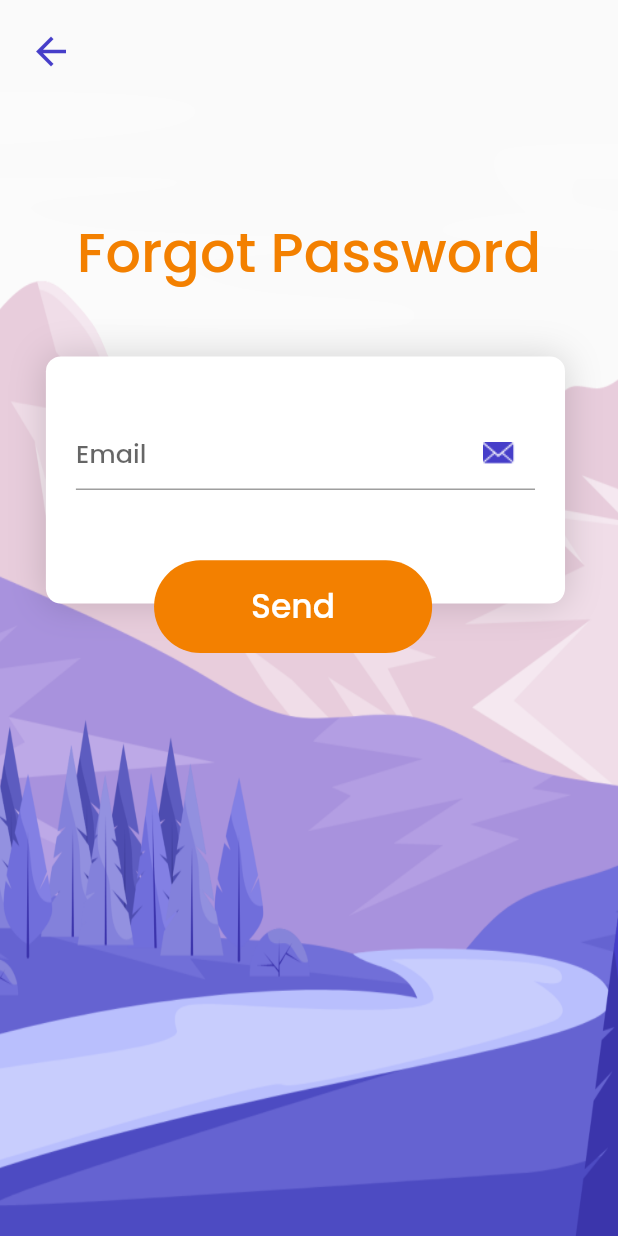
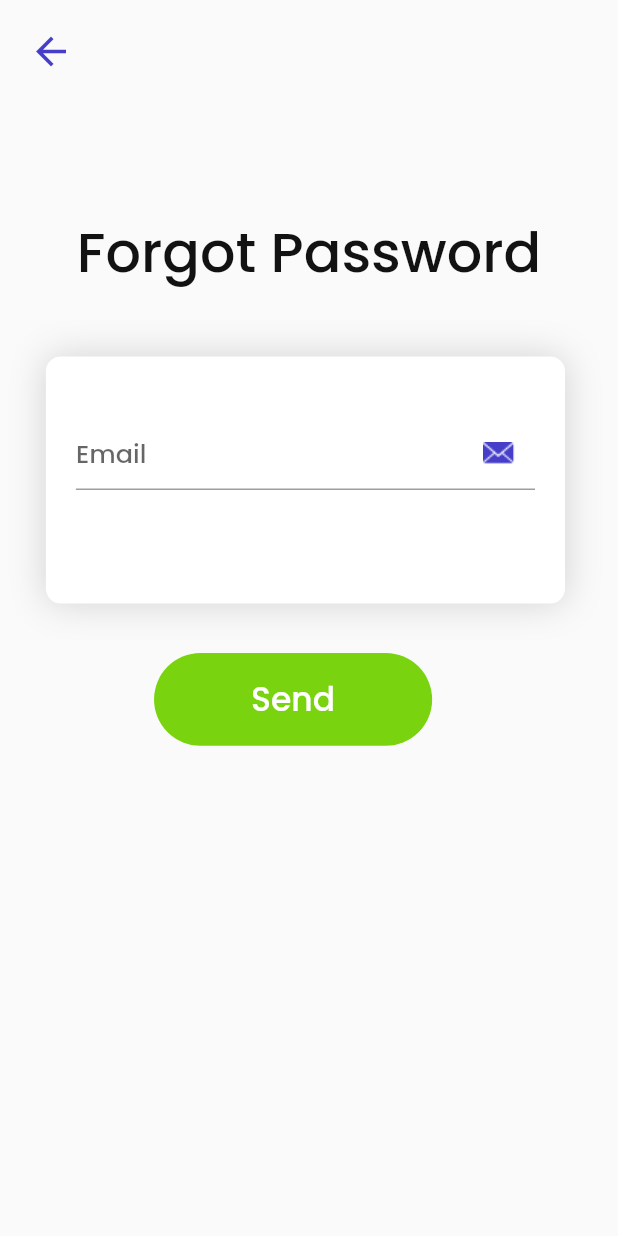
Before and after one commit to Team-SynTag/splitsave, a Flutter app: the ForgotPassword screen opened directly, on a phone screen of 412 x 824 dp. Run offline on Flutter 3.47's test engine with Material 2 defaults, Android fonts, the phone set to English and light mode, and no system bars; our stand-ins replace dots_indicator.

Commit message:
Removed Navigation to Forgot Password

```diff
--- a/lib/Login/ForgotPassword.dart
+++ b/lib/Login/ForgotPassword.dart
@@ -15,10 +15,10 @@ class _ForgotPasswordState extends State<ForgotPassword> {
         body: SafeArea(
           child: Container(
             decoration: BoxDecoration(
-                image: DecorationImage(
-                  image: new AssetImage('assets/images/BackgroundLogin.png'),
-                  fit: BoxFit.fill,
-                )
+                //image: DecorationImage(
+                  //image: new AssetImage('assets/images/BackgroundLogin.png'),
+                  //fit: BoxFit.fill,
+                //)
             ),
             child: Padding(
               padding: const EdgeInsets.only(left: 10.0,right: 10.0,top: 10.0,bottom: 0.0),
@@ -33,7 +33,7 @@ class _ForgotPasswordState extends State<ForgotPassword> {
                     alignment: Alignment.center,
                     child: Text("Forgot Password",
                       style: TextStyle(
-                        color: Color(0xFFF38000),
+                        color: Color(0xFF121212),
                         fontSize: MediaQuery.of(context).size.width*.09,
                         fontFamily: 'PoppinsMed',
                       ),
@@ -78,14 +78,14 @@ class _ForgotPasswordState extends State<ForgotPassword> {
 
                         ),
                         Positioned(
-                          top: MediaQuery.of(context).size.height*.175,
+                          top: MediaQuery.of(context).size.height*.25,
                           left: MediaQuery.of(context).size.width*.225,
                           child: Container(
                             width: MediaQuery.of(context).size.width*.45,
                             height: MediaQuery.of(context).size.height*.075,
                             decoration: BoxDecoration(
                                 borderRadius: BorderRadius.all(Radius.circular(50.0)),
-                                color: Color(0xFFF38000)
+                                color: Color(0xFF79D30F)
                             ),
                             child: FlatButton(
                               onPressed: (){
--- a/lib/Login/LoginPage.dart
+++ b/lib/Login/LoginPage.dart
@@ -87,13 +87,11 @@ class _LoginPageState extends State<LoginPage> {
                                       TextSpan(
                                         text: "Forgot Password?",style: TextStyle(
                                         fontFamily: 'Poppins',
-                                        color: Colors.grey
+                                        color: Colors.blue
                                       ),
                                         recognizer: TapGestureRecognizer()
                                           ..onTap=(){
-                                          Navigator.of(context).push(MaterialPageRoute(
-                                            builder: (context){return ForgotPassword();}
-                                          ));
+
                                           }
                                       )
                                     )
```
